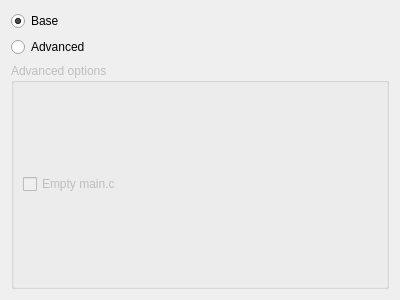
The window that wizard/ui/route_select.ui (imby/STM32VLDiscovery_BeRTOS) describes before a commit, drawn with Qt 5.
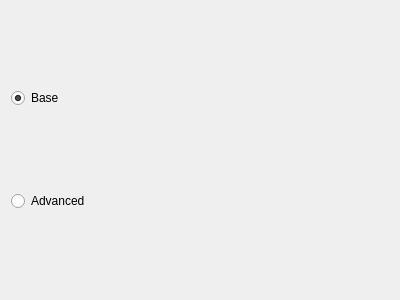
The same window after the commit.

Commit message: Remove "empty main" checkbox.

Patch:
```diff
--- a/wizard/ui/route_select.ui
+++ b/wizard/ui/route_select.ui
@@ -31,25 +31,6 @@
      </property>
     </widget>
    </item>
-   <item>
-    <widget class="QGroupBox" name="advancedGroupBox">
-     <property name="enabled">
-      <bool>false</bool>
-     </property>
-     <property name="title">
-      <string>Advanced options</string>
-     </property>
-     <layout class="QVBoxLayout" name="verticalLayout_2">
-      <item>
-       <widget class="QCheckBox" name="emptyCheckBox">
-        <property name="text">
-         <string>Empty main.c</string>
-        </property>
-       </widget>
-      </item>
-     </layout>
-    </widget>
-   </item>
   </layout>
  </widget>
  <resources/>
```
Left out of the diff: 19 changed lines with no effect on the pictures. The commit also changes 1 other file.
